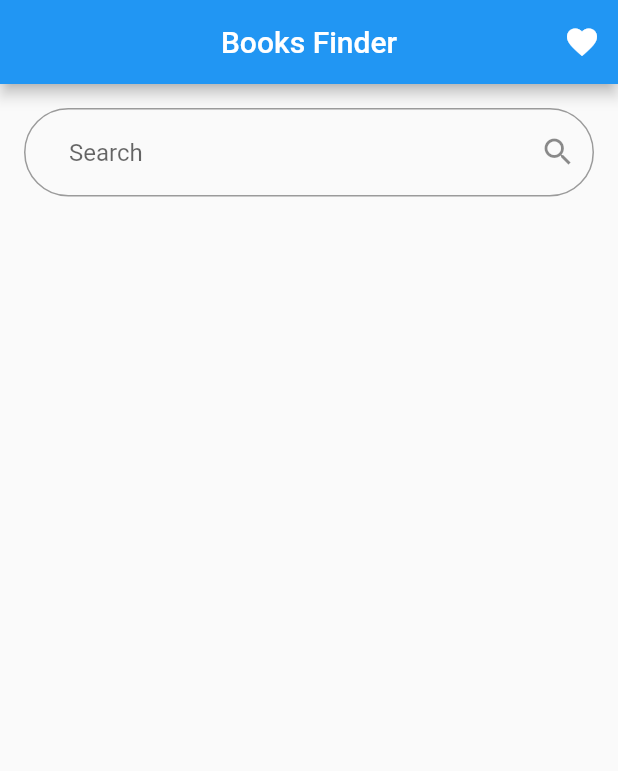
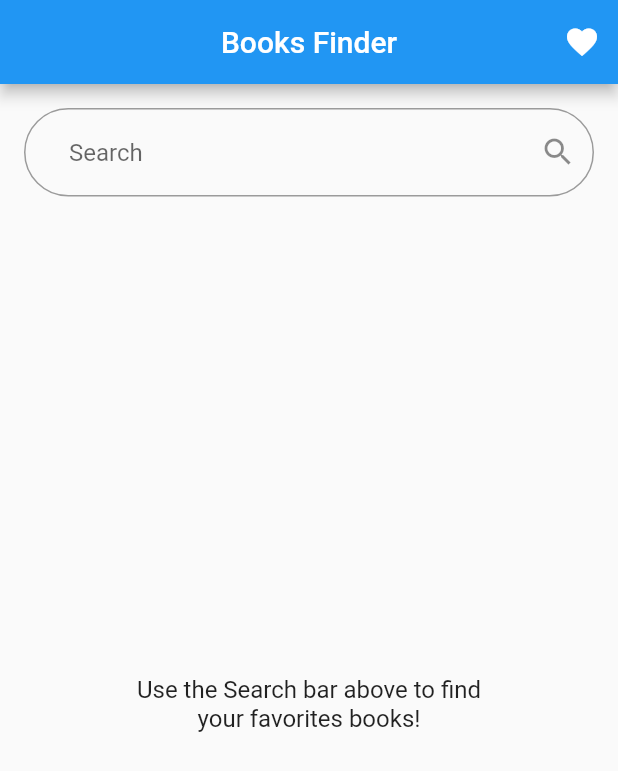
Before and after one commit to LeonardoCaracho/books_finder, a Flutter app: the screen it shows after launch, on a phone screen of 412 x 824 dp. Shown: the top 771 px of the screen. Run offline on Flutter 3.47's test engine with Material 2 defaults, Android fonts, the phone set to English and light mode, and no system bars; our stand-ins replace bloc, equatable, flutter_bloc, shared_preferences.

Commit message:
improve search books feature

```diff
--- /dev/null
+++ b/lib/books_search/widgets/books_empty_widget.dart
@@ -0,0 +1,23 @@
+import 'package:flutter/material.dart';
+
+class BooksEmptyState extends StatelessWidget {
+  const BooksEmptyState({
+    super.key,
+    required this.text,
+  });
+
+  final String text;
+
+  @override
+  Widget build(BuildContext context) {
+    return Center(
+      child: Text(
+        text,
+        textAlign: TextAlign.center,
+        style: const TextStyle(
+          fontSize: 16,
+        ),
+      ),
+    );
+  }
+}
--- a/lib/books_search/widgets/books_search_body.dart
+++ b/lib/books_search/widgets/books_search_body.dart
@@ -7,12 +7,16 @@ class BooksSearchBody extends StatelessWidget {
   /// {@macro books_search_body}
   const BooksSearchBody({super.key});
 
-  void _showToast(BuildContext context, String text) {
+  void _showToast(
+    BuildContext context,
+    String text, {
+    Color color = Colors.green,
+  }) {
     ScaffoldMessenger.of(context).showSnackBar(
       SnackBar(
         content: Text(text),
         duration: const Duration(seconds: 2),
-        backgroundColor: Colors.grey[600],
+        backgroundColor: color.withOpacity(0.8),
         behavior: SnackBarBehavior.floating,
       ),
     );
@@ -23,7 +27,11 @@ class BooksSearchBody extends StatelessWidget {
     return BlocListener<FavoritesCubit, FavoritesState>(
       listener: (context, state) {
         if (state.status.isFailure) {
-          _showToast(context, "Add to favorites failed!");
+          _showToast(
+            context,
+            "Add to favorites failed!",
+            color: Colors.red,
+          );
         }
 
         if (state.status.isSuccess) {
@@ -35,41 +43,42 @@ class BooksSearchBody extends StatelessWidget {
           padding: const EdgeInsets.all(16),
           child: Column(
             children: [
-              TextField(
-                onSubmitted: (text) {
-                  context.read<BooksSearchBloc>().add(
-                        BooksSearchEvent(
-                          query: text,
-                        ),
-                      );
-                },
-                decoration: InputDecoration(
-                  suffixIcon: const Icon(Icons.search),
-                  hintText: 'Search',
-                  contentPadding: const EdgeInsets.symmetric(
-                    horizontal: 30,
-                    vertical: 20,
-                  ),
-                  border: OutlineInputBorder(
-                    borderRadius: BorderRadius.circular(30),
-                  ),
-                ),
-              ),
+              const BooksSearchWidget(),
               Expanded(
                 child: BlocBuilder<BooksSearchBloc, BooksSearchState>(
                   builder: (context, state) {
                     if (state is BooksSearchIsLoadSuccess) {
+                      if (state.books.isEmpty) {
+                        return const BooksEmptyState(
+                          text: "We couldn't find any books :(\n Try a different search!",
+                        );
+                      }
+
                       return ListView.builder(
                         itemCount: state.books.length,
-                        itemBuilder: (context, index) => SearchResultListTile(
-                          book: state.books[index],
-                        ),
+                        itemBuilder: (context, index) {
+                          final book = state.books[index];
+                          return BookListTile(
+                            book: book,
+                            trailIcon: const Icon(
+                              Icons.favorite,
+                              color: Colors.lightBlue,
+                            ),
+                            trailAction: () => context.read<FavoritesCubit>().addFavorite(book),
+                          );
+                        },
                       );
                     }
 
                     if (state is BooksSearchIsLoading) {
                       return const Center(
                         child: CircularProgressIndicator(),
+                      );
+                    }
+
+                    if (state is BooksSearchInitial) {
+                      return const BooksEmptyState(
+                        text: "Use the Search bar above to find \nyour favorites books!",
                       );
                     }
 
--- /dev/null
+++ b/lib/books_search/widgets/books_search_widget.dart
@@ -0,0 +1,33 @@
+import 'package:flutter/material.dart';
+import 'package:books_finder/books_search/books_search.dart';
+
+class BooksSearchWidget extends StatelessWidget {
+  const BooksSearchWidget({
+    super.key,
+  });
+
+  @override
+  Widget build(BuildContext context) {
+    return TextField(
+      autocorrect: false,
+      onSubmitted: (text) {
+        context.read<BooksSearchBloc>().add(
+              BooksSearchEvent(
+                query: text,
+              ),
+            );
+      },
+      decoration: InputDecoration(
+        suffixIcon: const Icon(Icons.search),
+        hintText: 'Search',
+        contentPadding: const EdgeInsets.symmetric(
+          horizontal: 30,
+          vertical: 20,
+        ),
+        border: OutlineInputBorder(
+          borderRadius: BorderRadius.circular(30),
+        ),
+      ),
+    );
+  }
+}
--- a/lib/books_search/widgets/widgets.dart
+++ b/lib/books_search/widgets/widgets.dart
@@ -1,2 +1,4 @@
 export 'books_search_body.dart';
 export 'search_result_list_tile.dart';
+export 'books_search_widget.dart';
+export 'books_empty_widget.dart';
--- a/lib/shared/widgets/widgets.dart
+++ b/lib/shared/widgets/widgets.dart
@@ -1 +1,2 @@
 export 'bottom_icon_button.dart';
+export 'book_list_tile.dart';
```
Also changed, not shown: lib/shared/widgets/book_list_tile.dart (added, +43 -0 lines).
